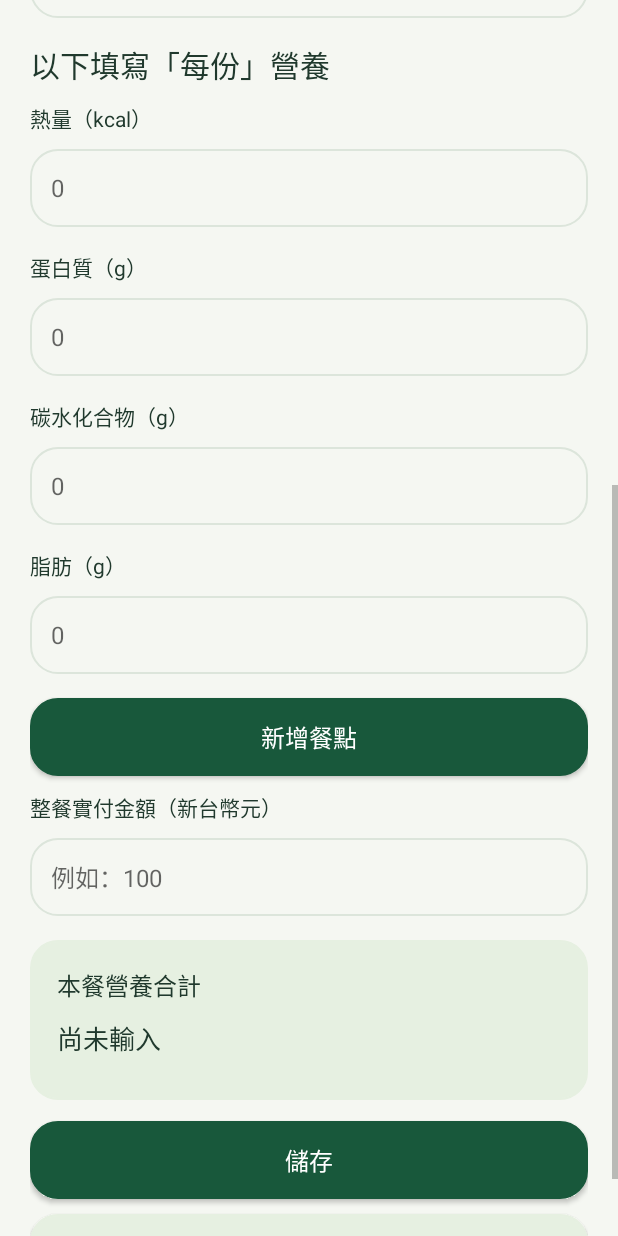
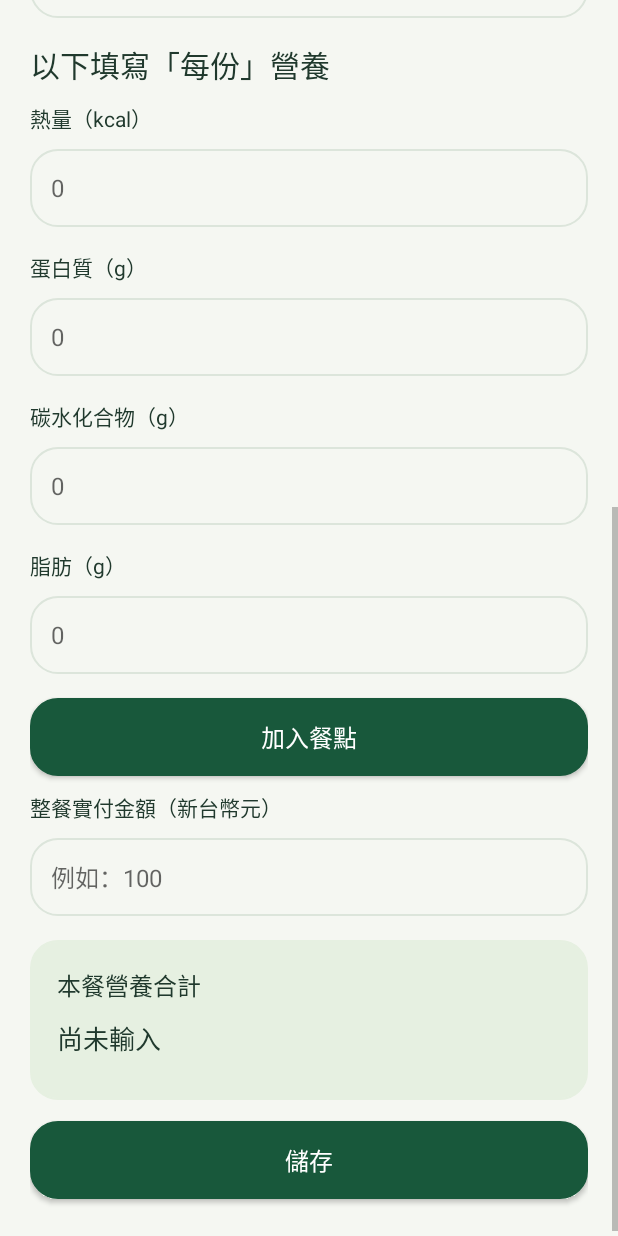
Before and after one commit to chuanmin0317/food-ledger, an Android app: the MealActivity screen opened directly, with no data from a screen before it, scrolled down 576 dp, on a phone screen of 412 x 824 dp. Run offline under Robolectric (Android 15) with nearby library versions, the phone set to English and light mode, and no system bars.

Commit message:
fix:處理deleteButton顯示問題

```diff
--- a/app/src/main/java/com/example/foodledger/ui/MealActivity.java
+++ b/app/src/main/java/com/example/foodledger/ui/MealActivity.java
@@ -188,6 +188,7 @@ public class MealActivity extends AppCompatActivity {
         saveButton.setOnClickListener(v -> {
             try {
                 collectMealDraft(currentDraft);
+
             } catch (NumberFormatException e) {
                 return;
             }
@@ -258,6 +259,12 @@ public class MealActivity extends AppCompatActivity {
             }
         }
 
+        if (draft.getExistingMealId() == null) {
+            deleteButton.setVisibility(View.GONE);
+        } else {
+            deleteButton.setVisibility(View.VISIBLE);
+        }
+
         renderItems();
     }
 
--- a/app/src/main/res/values/strings.xml
+++ b/app/src/main/res/values/strings.xml
@@ -96,6 +96,6 @@
     <string name="text_93">餐點</string>
     <string name="text_94">營養</string>
     <string name="text_95">NT$ 0</string>
-    <string name="text_96">新增餐點</string>
+    <string name="text_96">加入餐點</string>
     <string name="text_97">刪除餐點</string>
 </resources>
```
